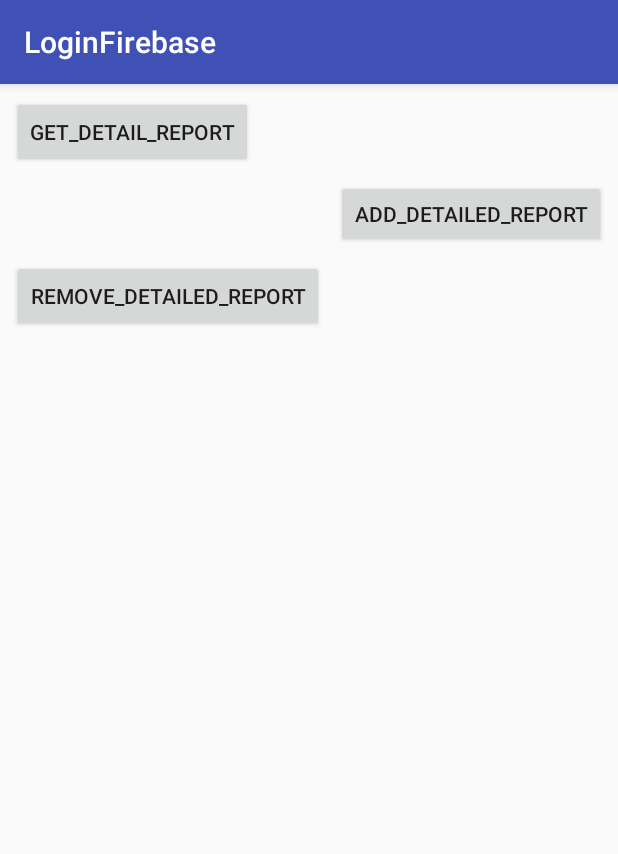
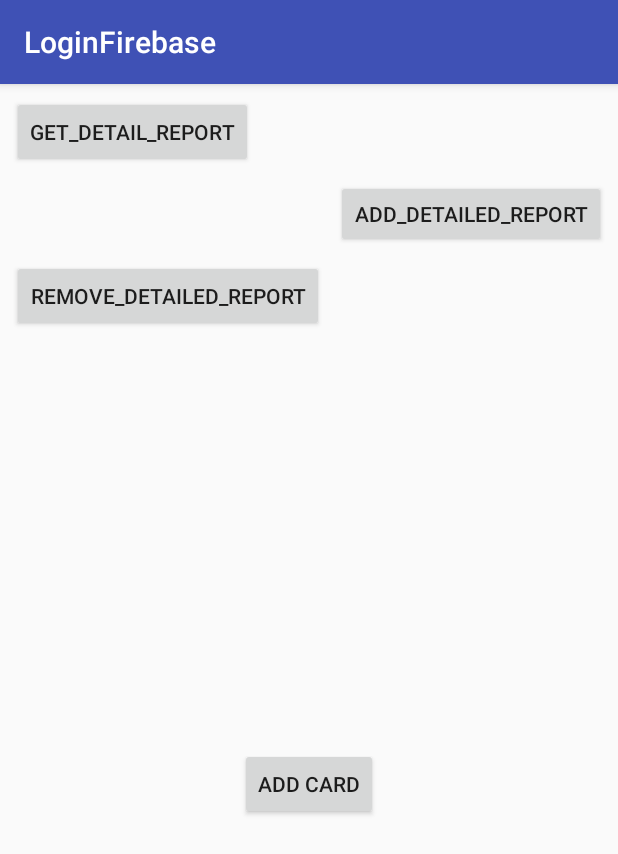
Before and after one commit to deep-mm/Railway, an Android app: the DetailedReportActivity screen opened directly, with no data from a screen before it, on a phone screen of 412 x 824 dp. Shown: the top 854 px of the screen. Run offline under Robolectric (Android 15) with nearby library versions, the phone set to English and light mode, and no system bars; our stand-ins replace Firebase (no records; nobody signed in at launch, a user with empty details on screens opened directly).

Commit message:
Detailed Card Utility Done- Parakh

```diff
--- a/Sample Projects/LoginFirebase/app/src/main/res/layout/activity_detailreport.xml
+++ b/Sample Projects/LoginFirebase/app/src/main/res/layout/activity_detailreport.xml
@@ -35,4 +35,19 @@
         android:text="Remove_detailed_report"
         app:layout_constraintStart_toStartOf="parent"
         app:layout_constraintTop_toBottomOf="@+id/add_det" />
+
+    <Button
+        android:id="@+id/addCard"
+        android:layout_width="wrap_content"
+        android:layout_height="wrap_content"
+        android:layout_marginBottom="8dp"
+        android:layout_marginEnd="8dp"
+        android:layout_marginStart="8dp"
+        android:layout_marginTop="8dp"
+        android:onClick="addCard"
+        android:text="Add card"
+        app:layout_constraintBottom_toBottomOf="parent"
+        app:layout_constraintEnd_toEndOf="parent"
+        app:layout_constraintStart_toStartOf="parent"
+        app:layout_constraintTop_toBottomOf="@+id/rem_det" />
 </android.support.constraint.ConstraintLayout>
```
Also changed, not shown: Sample Projects/LoginFirebase/app/src/main/java/com/example/amey/loginfirebase/Activity/DetailedReportActivity.java (+35 -21 lines), Sample Projects/LoginFirebase/app/src/main/java/com/example/amey/loginfirebase/Entity/Report/DetailedReport.java (+14 -2 lines), Sample Projects/LoginFirebase/app/src/main/java/com/example/amey/loginfirebase/Utilities/Backend/DetailedCardUtility.java (+8 -8 lines), Sample Projects/LoginFirebase/app/src/main/java/com/example/amey/loginfirebase/Utilities/Backend/DetailedReportUtility.java (+7 -0 lines).
